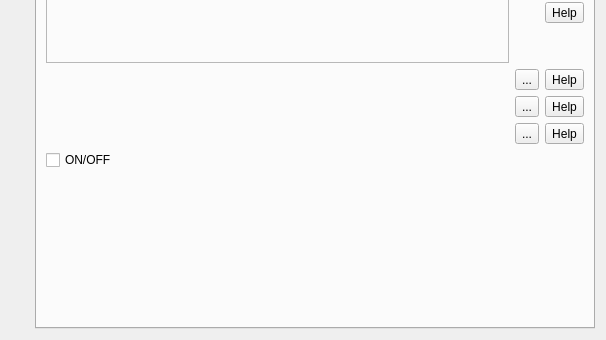
Before: the Qt Designer form src/showclick/showclickDialog.ui in vkohaupt/vokoShowClick, drawn with Qt 5; both pictures show x 0 to 606 and y 180 to 520 of the 606 by 520 pixel window.
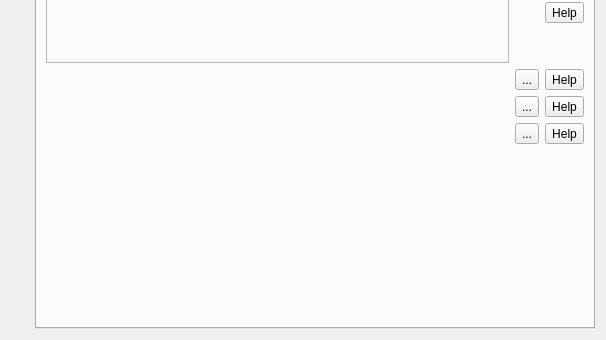
After: the same form once the commit is applied. Icons and pictures are not drawn.

Diff of the .ui file:
```diff
--- a/src/showclick/showclickDialog.ui
+++ b/src/showclick/showclickDialog.ui
@@ -388,13 +388,6 @@
            </item>
           </layout>
          </item>
-         <item>
-          <widget class="QCheckBox" name="checkBoxPointerOnOff">
-           <property name="text">
-            <string>ON/OFF</string>
-           </property>
-          </widget>
-         </item>
          <item>
           <spacer name="verticalSpacer_2">
            <property name="orientation">
```
